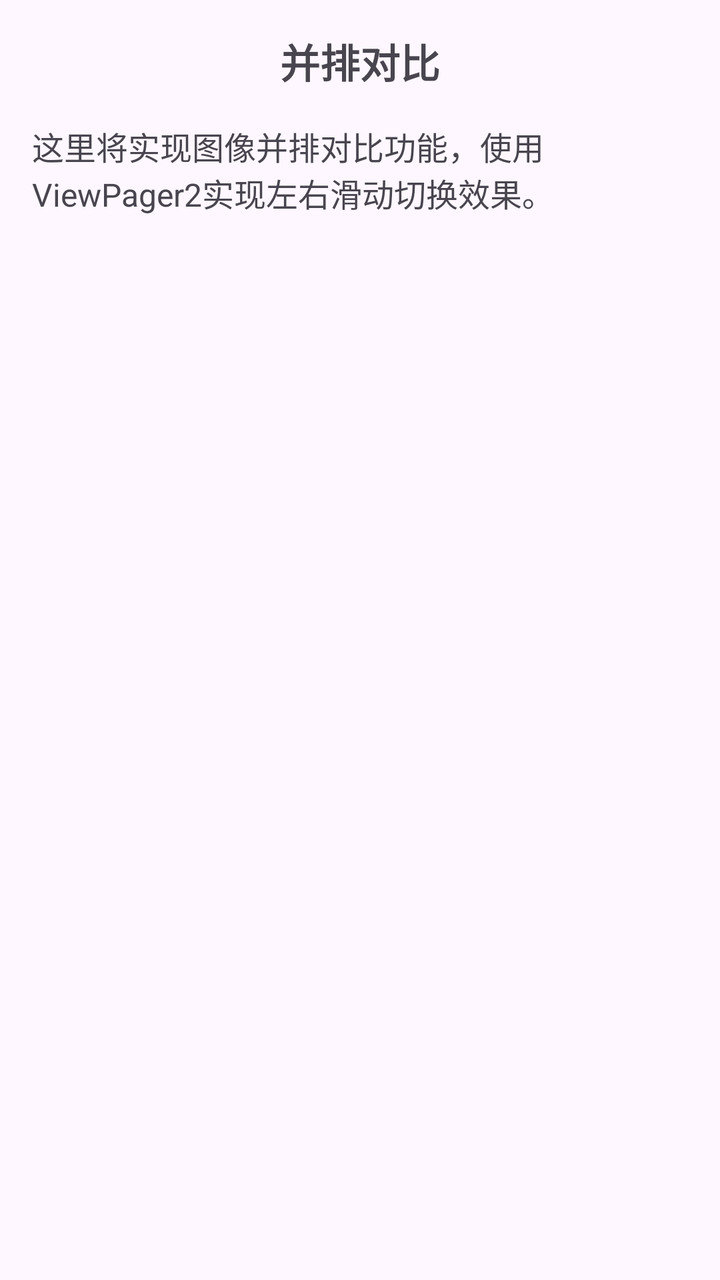
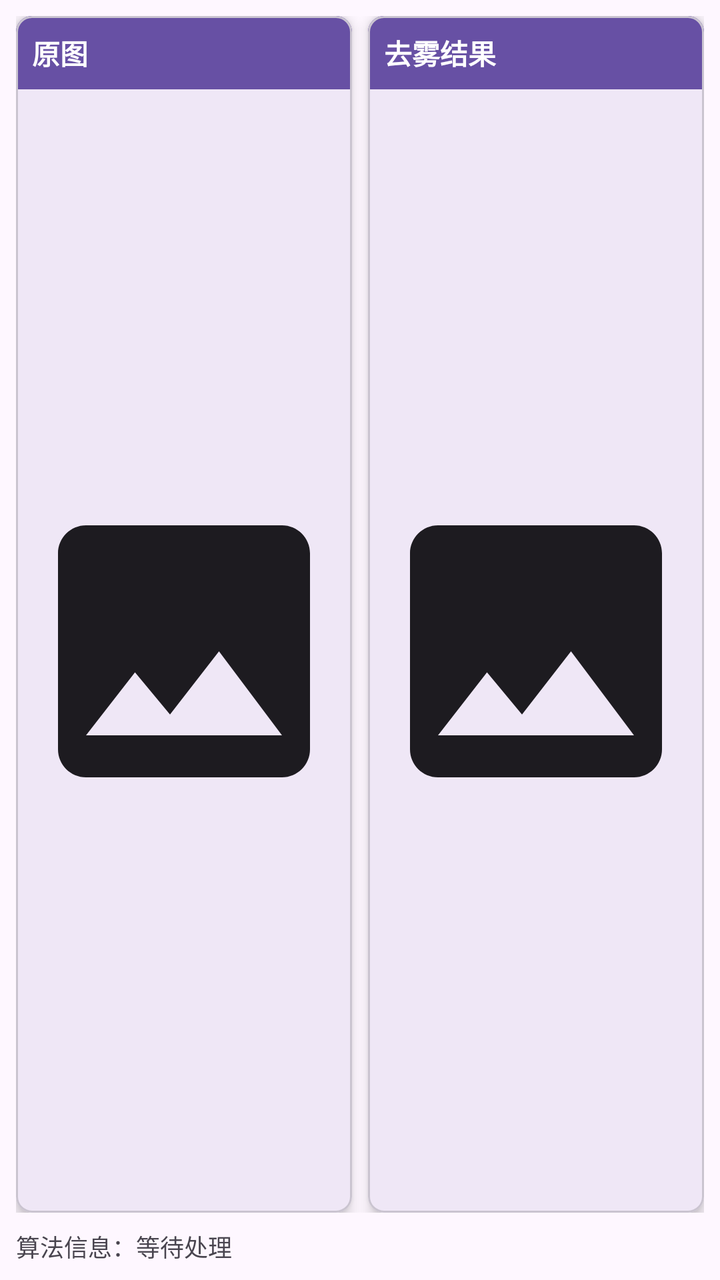

An Android layout rendered at two revisions. The XML below is the earlier revision; the diff shows what the commit changed to produce the second picture.
<!-- AndroidManifest.xml: application theme Theme.Dehaze -->
<!-- res/layout/fragment_parallel.xml -->
<?xml version="1.0" encoding="utf-8"?>
<ScrollView xmlns:android="http://schemas.android.com/apk/res/android"
    xmlns:tools="http://schemas.android.com/tools"
    android:layout_width="match_parent"
    android:layout_height="match_parent"
    tools:context=".ui.compare.ParallelFragment">

    <LinearLayout
        android:layout_width="match_parent"
        android:layout_height="wrap_content"
        android:orientation="vertical"
        android:padding="16dp">

        <TextView
            android:layout_width="match_parent"
            android:layout_height="wrap_content"
            android:text="并排对比"
            android:textAlignment="center"
            android:textSize="20sp"
            android:textStyle="bold" />

        <TextView
            android:layout_width="match_parent"
            android:layout_height="wrap_content"
            android:layout_marginTop="16dp"
            android:text="这里将实现图像并排对比功能，使用ViewPager2实现左右滑动切换效果。"
            android:textSize="16sp" />

    </LinearLayout>

</ScrollView>
<!-- resources referenced by this layout -->
<resources>
  <style name="Theme.Dehaze" parent="Theme.MaterialComponents.DayNight.DarkActionBar">
          
          <item name="colorPrimary">@color/purple_500</item>
          <item name="colorPrimaryVariant">@color/purple_700</item>
          <item name="colorOnPrimary">@color/white</item>
          
          <item name="colorSecondary">@color/teal_200</item>
          <item name="colorSecondaryVariant">@color/teal_700</item>
          <item name="colorOnSecondary">@color/black</item>
          
          <item name="android:statusBarColor">?attr/colorPrimaryVariant</item>
          
      </style>
  <color name="purple_500">#FF6200EE</color>
  <color name="purple_700">#FF3700B3</color>
  <color name="white">#FFFFFFFF</color>
  <color name="teal_200">#FF03DAC5</color>
  <color name="teal_700">#FF018786</color>
  <color name="black">#FF000000</color>
</resources>

<!-- the commit's change to res/layout/fragment_parallel.xml (unified diff, before → after) -->
@@ -1,31 +1,98 @@
 <?xml version="1.0" encoding="utf-8"?>
-<ScrollView xmlns:android="http://schemas.android.com/apk/res/android"
+<LinearLayout xmlns:android="http://schemas.android.com/apk/res/android"
     xmlns:tools="http://schemas.android.com/tools"
     android:layout_width="match_parent"
     android:layout_height="match_parent"
+    android:orientation="vertical"
+    android:padding="8dp"
     tools:context=".ui.compare.ParallelFragment">
 
     <LinearLayout
         android:layout_width="match_parent"
-        android:layout_height="wrap_content"
-        android:orientation="vertical"
-        android:padding="16dp">
+        android:layout_height="0dp"
+        android:layout_weight="1"
+        android:orientation="horizontal">
 
-        <TextView
-            android:layout_width="match_parent"
-            android:layout_height="wrap_content"
-            android:text="并排对比"
-            android:textAlignment="center"
-            android:textSize="20sp"
-            android:textStyle="bold" />
+        <com.google.android.material.card.MaterialCardView
+            android:layout_width="0dp"
+            android:layout_height="match_parent"
+            android:layout_marginEnd="4dp"
+            android:layout_weight="1"
+            app:cardCornerRadius="8dp"
+            app:cardElevation="4dp"
+            xmlns:app="http://schemas.android.com/apk/res-auto">
 
-        <TextView
-            android:layout_width="match_parent"
-            android:layout_height="wrap_content"
-            android:layout_marginTop="16dp"
-            android:text="这里将实现图像并排对比功能，使用ViewPager2实现左右滑动切换效果。"
-            android:textSize="16sp" />
+            <LinearLayout
+                android:layout_width="match_parent"
+                android:layout_height="match_parent"
+                android:orientation="vertical">
+
+                <TextView
+                    android:layout_width="match_parent"
+                    android:layout_height="wrap_content"
+                    android:background="?attr/colorPrimary"
+                    android:padding="8dp"
+                    android:text="原图"
+                    android:textColor="@android:color/white"
+                    android:textSize="14sp"
+                    android:textStyle="bold" />
+
+                <ImageView
+                    android:id="@+id/iv_original"
+                    android:layout_width="match_parent"
+                    android:layout_height="0dp"
+                    android:layout_weight="1"
+                    android:scaleType="fitCenter"
+                    android:src="@drawable/ic_image" />
+
+            </LinearLayout>
+
+        </com.google.android.material.card.MaterialCardView>
+
+        <com.google.android.material.card.MaterialCardView
+            android:layout_width="0dp"
+            android:layout_height="match_parent"
+            android:layout_marginStart="4dp"
+            android:layout_weight="1"
+            app:cardCornerRadius="8dp"
+            app:cardElevation="4dp"
+            xmlns:app="http://schemas.android.com/apk/res-auto">
+
+            <LinearLayout
+                android:layout_width="match_parent"
+                android:layout_height="match_parent"
+                android:orientation="vertical">
+
+                <TextView
+                    android:layout_width="match_parent"
+                    android:layout_height="wrap_content"
+                    android:background="?attr/colorPrimary"
+                    android:padding="8dp"
+                    android:text="去雾结果"
+                    android:textColor="@android:color/white"
+                    android:textSize="14sp"
+                    android:textStyle="bold" />
+
+                <ImageView
+                    android:id="@+id/iv_dehazed"
+                    android:layout_width="match_parent"
+                    android:layout_height="0dp"
+                    android:layout_weight="1"
+                    android:scaleType="fitCenter"
+                    android:src="@drawable/ic_image" />
+
+            </LinearLayout>
+
+        </com.google.android.material.card.MaterialCardView>
 
     </LinearLayout>
 
-</ScrollView>
+    <TextView
+        android:id="@+id/tv_algorithm_info"
+        android:layout_width="match_parent"
+        android:layout_height="wrap_content"
+        android:layout_marginTop="8dp"
+        android:text="算法信息：等待处理"
+        android:textSize="12sp" />
+
+</LinearLayout>
<!-- resource entries referenced after the edit -->
@@ -1,5 +1,16 @@
 <!-- resources referenced by this layout -->
 <resources>
+  <!-- drawable ic_image (drawable) -->
+  <vector xmlns:android="http://schemas.android.com/apk/res/android"
+      android:width="24dp"
+      android:height="24dp"
+      android:viewportWidth="24"
+      android:viewportHeight="24"
+      android:tint="?attr/colorOnSurface">
+    <path
+        android:fillColor="@android:color/white"
+        android:pathData="M21,19V5c0,-1.1 -0.9,-2 -2,-2H5c-1.1,0 -2,0.9 -2,2v14c0,1.1 0.9,2 2,2h14c1.1,0 2,-0.9 2,-2zM8.5,13.5l2.5,3.01L14.5,12l4.5,6H5l3.5,-4.5z"/>
+  </vector>
   <style name="Theme.Dehaze" parent="Theme.MaterialComponents.DayNight.DarkActionBar">
           
           <item name="colorPrimary">@color/purple_500</item>
